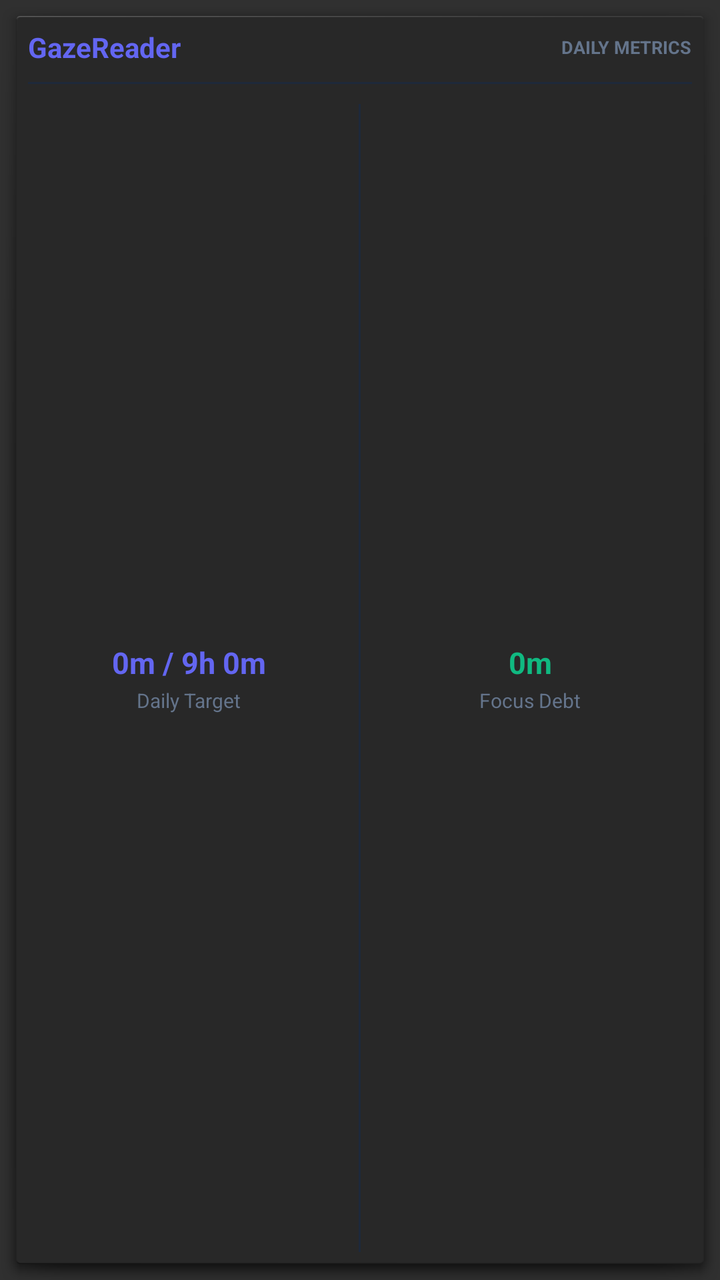
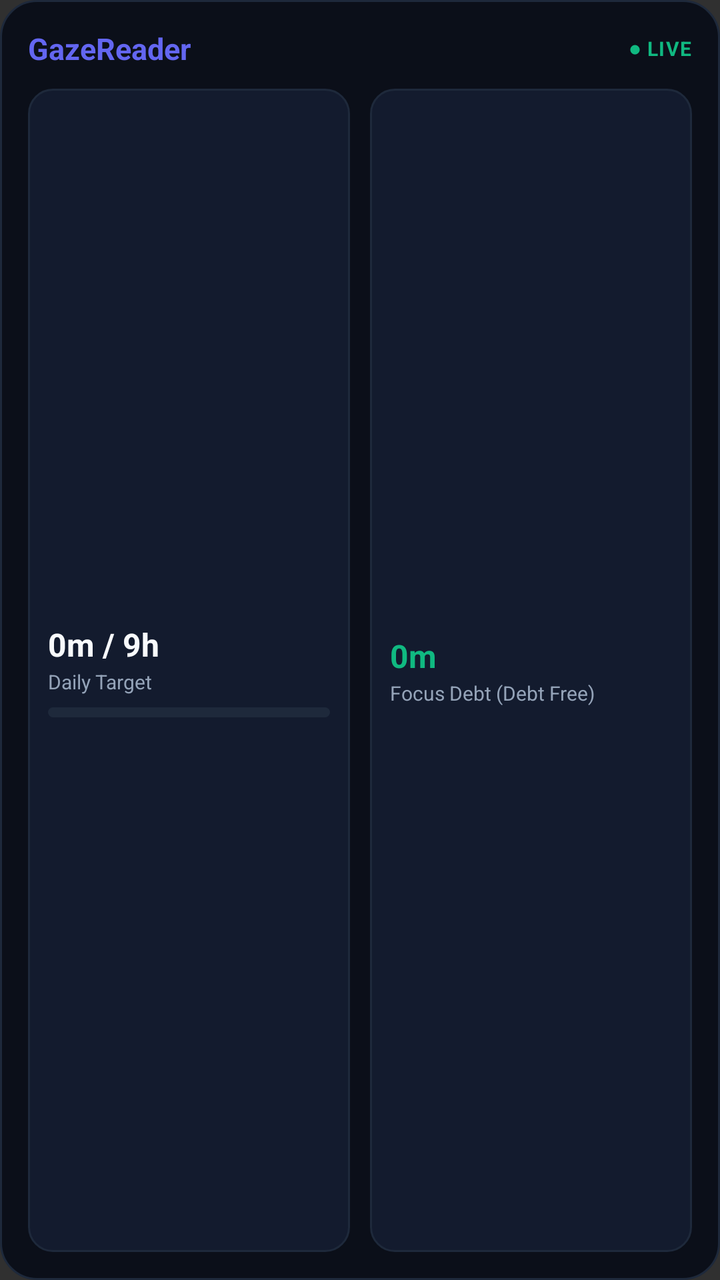

Screens rendered from an Android XML layout before and after an edit, with the pre-edit source and the edit as a unified diff.
<!-- AndroidManifest.xml: application theme Theme.AppCompat.NoActionBar -->
<!-- res/layout/widget_gaze_reader.xml -->
<?xml version="1.0" encoding="utf-8"?>
<LinearLayout xmlns:android="http://schemas.android.com/apk/res/android"
    android:id="@+id/widgetContainer"
    android:layout_width="match_parent"
    android:layout_height="match_parent"
    android:orientation="vertical"
    android:background="@android:drawable/dialog_holo_dark_frame"
    android:padding="14dp">

    
    <LinearLayout
        android:layout_width="match_parent"
        android:layout_height="wrap_content"
        android:orientation="horizontal"
        android:gravity="center_vertical"
        android:layout_marginBottom="8dp">

        <TextView
            android:layout_width="0dp"
            android:layout_height="wrap_content"
            android:layout_weight="1"
            android:text="GazeReader"
            android:textColor="#6366f1"
            android:textSize="14sp"
            android:textStyle="bold" />

        <TextView
            android:layout_width="wrap_content"
            android:layout_height="wrap_content"
            android:text="DAILY METRICS"
            android:textColor="#64748b"
            android:textSize="9sp"
            android:textStyle="bold" />
    </LinearLayout>

    
    <FrameLayout
        android:layout_width="match_parent"
        android:layout_height="1dp"
        android:background="#1e293b"
        android:layout_marginBottom="10dp" />

    
    <LinearLayout
        android:layout_width="match_parent"
        android:layout_height="0dp"
        android:layout_weight="1"
        android:orientation="horizontal"
        android:gravity="center_vertical">

        
        <LinearLayout
            android:layout_width="0dp"
            android:layout_height="wrap_content"
            android:layout_weight="1"
            android:orientation="vertical"
            android:gravity="center_horizontal"
            android:padding="6dp">

            <TextView
                android:id="@+id/widgetTvActive"
                android:layout_width="wrap_content"
                android:layout_height="wrap_content"
                android:text="0m / 9h 0m"
                android:textColor="#6366f1"
                android:textSize="15sp"
                android:textStyle="bold" />

            <TextView
                android:layout_width="wrap_content"
                android:layout_height="wrap_content"
                android:text="Daily Target"
                android:textColor="#64748b"
                android:textSize="10sp"
                android:layout_marginTop="2dp" />
        </LinearLayout>

        
        <FrameLayout
            android:layout_width="1dp"
            android:layout_height="match_parent"
            android:background="#1e293b"
            android:layout_marginLeft="4dp"
            android:layout_marginRight="4dp" />

        
        <LinearLayout
            android:layout_width="0dp"
            android:layout_height="wrap_content"
            android:layout_weight="1"
            android:orientation="vertical"
            android:gravity="center_horizontal"
            android:padding="6dp">

            <TextView
                android:id="@+id/widgetTvDebt"
                android:layout_width="wrap_content"
                android:layout_height="wrap_content"
                android:text="0m"
                android:textColor="#10b981"
                android:textSize="15sp"
                android:textStyle="bold" />

            <TextView
                android:layout_width="wrap_content"
                android:layout_height="wrap_content"
                android:text="Focus Debt"
                android:textColor="#64748b"
                android:textSize="10sp"
                android:layout_marginTop="2dp" />
        </LinearLayout>
    </LinearLayout>

</LinearLayout>
<!-- resources referenced by this layout -->
<resources>

</resources>

<!-- the commit's change to res/layout/widget_gaze_reader.xml (unified diff, before → after) -->
@@ -4,7 +4,7 @@
     android:layout_width="match_parent"
     android:layout_height="match_parent"
     android:orientation="vertical"
-    android:background="@android:drawable/dialog_holo_dark_frame"
+    android:background="@drawable/widget_background"
     android:padding="14dp">
 
     
@@ -13,7 +13,7 @@
         android:layout_height="wrap_content"
         android:orientation="horizontal"
         android:gravity="center_vertical"
-        android:layout_marginBottom="8dp">
+        android:layout_marginBottom="10dp">
 
         <TextView
             android:layout_width="0dp"
@@ -21,76 +21,75 @@
             android:layout_weight="1"
             android:text="GazeReader"
             android:textColor="#6366f1"
-            android:textSize="14sp"
+            android:textSize="15sp"
             android:textStyle="bold" />
 
         <TextView
             android:layout_width="wrap_content"
             android:layout_height="wrap_content"
-            android:text="DAILY METRICS"
-            android:textColor="#64748b"
-            android:textSize="9sp"
-            android:textStyle="bold" />
+            android:text="● LIVE"
+            android:textColor="#10b981"
+            android:textSize="10sp"
+            android:textStyle="bold"
+            android:letterSpacing="0.05" />
     </LinearLayout>
-
-    
-    <FrameLayout
-        android:layout_width="match_parent"
-        android:layout_height="1dp"
-        android:background="#1e293b"
-        android:layout_marginBottom="10dp" />
 
     
     <LinearLayout
         android:layout_width="match_parent"
         android:layout_height="0dp"
         android:layout_weight="1"
-        android:orientation="horizontal"
-        android:gravity="center_vertical">
+        android:orientation="horizontal">
 
         
         <LinearLayout
             android:layout_width="0dp"
-            android:layout_height="wrap_content"
+            android:layout_height="match_parent"
             android:layout_weight="1"
             android:orientation="vertical"
-            android:gravity="center_horizontal"
-            android:padding="6dp">
+            android:background="@drawable/widget_card_bg"
+            android:padding="10dp"
+            android:gravity="center_vertical"
+            android:layout_marginRight="5dp">
 
             <TextView
                 android:id="@+id/widgetTvActive"
                 android:layout_width="wrap_content"
                 android:layout_height="wrap_content"
-                android:text="0m / 9h 0m"
-                android:textColor="#6366f1"
-                android:textSize="15sp"
+                android:text="0m / 9h"
+                android:textColor="#f8fafc"
+                android:textSize="16sp"
                 android:textStyle="bold" />
 
             <TextView
                 android:layout_width="wrap_content"
                 android:layout_height="wrap_content"
                 android:text="Daily Target"
-                android:textColor="#64748b"
+                android:textColor="#94a3b8"
                 android:textSize="10sp"
-                android:layout_marginTop="2dp" />
+                android:layout_marginTop="1dp"
+                android:layout_marginBottom="6dp" />
+
+            <ProgressBar
+                android:id="@+id/widgetProgressBar"
+                style="?android:attr/progressBarStyleHorizontal"
+                android:layout_width="match_parent"
+                android:layout_height="5dp"
+                android:max="100"
+                android:progress="0"
+                android:progressDrawable="@drawable/widget_progress_bar" />
         </LinearLayout>
-
-        
-        <FrameLayout
-            android:layout_width="1dp"
-            android:layout_height="match_parent"
-            android:background="#1e293b"
-            android:layout_marginLeft="4dp"
-            android:layout_marginRight="4dp" />
 
         
         <LinearLayout
             android:layout_width="0dp"
-            android:layout_height="wrap_content"
+            android:layout_height="match_parent"
             android:layout_weight="1"
             android:orientation="vertical"
-            android:gravity="center_horizontal"
-            android:padding="6dp">
+            android:background="@drawable/widget_card_bg"
+            android:padding="10dp"
+            android:gravity="center_vertical"
+            android:layout_marginLeft="5dp">
 
             <TextView
                 android:id="@+id/widgetTvDebt"
@@ -98,17 +97,19 @@
                 android:layout_height="wrap_content"
                 android:text="0m"
                 android:textColor="#10b981"
-                android:textSize="15sp"
+                android:textSize="16sp"
                 android:textStyle="bold" />
 
             <TextView
+                android:id="@+id/widgetTvDebtSub"
                 android:layout_width="wrap_content"
                 android:layout_height="wrap_content"
-                android:text="Focus Debt"
-                android:textColor="#64748b"
+                android:text="Focus Debt (Debt Free)"
+                android:textColor="#94a3b8"
                 android:textSize="10sp"
-                android:layout_marginTop="2dp" />
+                android:layout_marginTop="1dp" />
         </LinearLayout>
+
     </LinearLayout>
 
 </LinearLayout>
<!-- resource entries referenced after the edit -->
@@ -1,5 +1,42 @@
 <!-- resources referenced by this layout -->
 <resources>
-
+  <!-- drawable widget_background (drawable) -->
+  <?xml version="1.0" encoding="utf-8"?>
+  <shape xmlns:android="http://schemas.android.com/apk/res/android"
+      android:shape="rectangle">
+      <solid android:color="#0b0f19" />
+      <corners android:radius="18dp" />
+      <stroke
+          android:width="1dp"
+          android:color="#1e293b" />
+  </shape>
+  <!-- drawable widget_card_bg (drawable) -->
+  <?xml version="1.0" encoding="utf-8"?>
+  <shape xmlns:android="http://schemas.android.com/apk/res/android"
+      android:shape="rectangle">
+      <solid android:color="#131b2e" />
+      <corners android:radius="12dp" />
+      <stroke
+          android:width="1dp"
+          android:color="#1e293b" />
+  </shape>
+  <!-- drawable widget_progress_bar (drawable) -->
+  <?xml version="1.0" encoding="utf-8"?>
+  <layer-list xmlns:android="http://schemas.android.com/apk/res/android">
+      <item android:id="@android:id/background">
+          <shape>
+              <corners android:radius="3dp" />
+              <solid android:color="#1e293b" />
+          </shape>
+      </item>
+      <item android:id="@android:id/progress">
+          <clip>
+              <shape>
+                  <corners android:radius="3dp" />
+                  <solid android:color="#6366f1" />
+              </shape>
+          </clip>
+      </item>
+  </layer-list>
 </resources>
 
